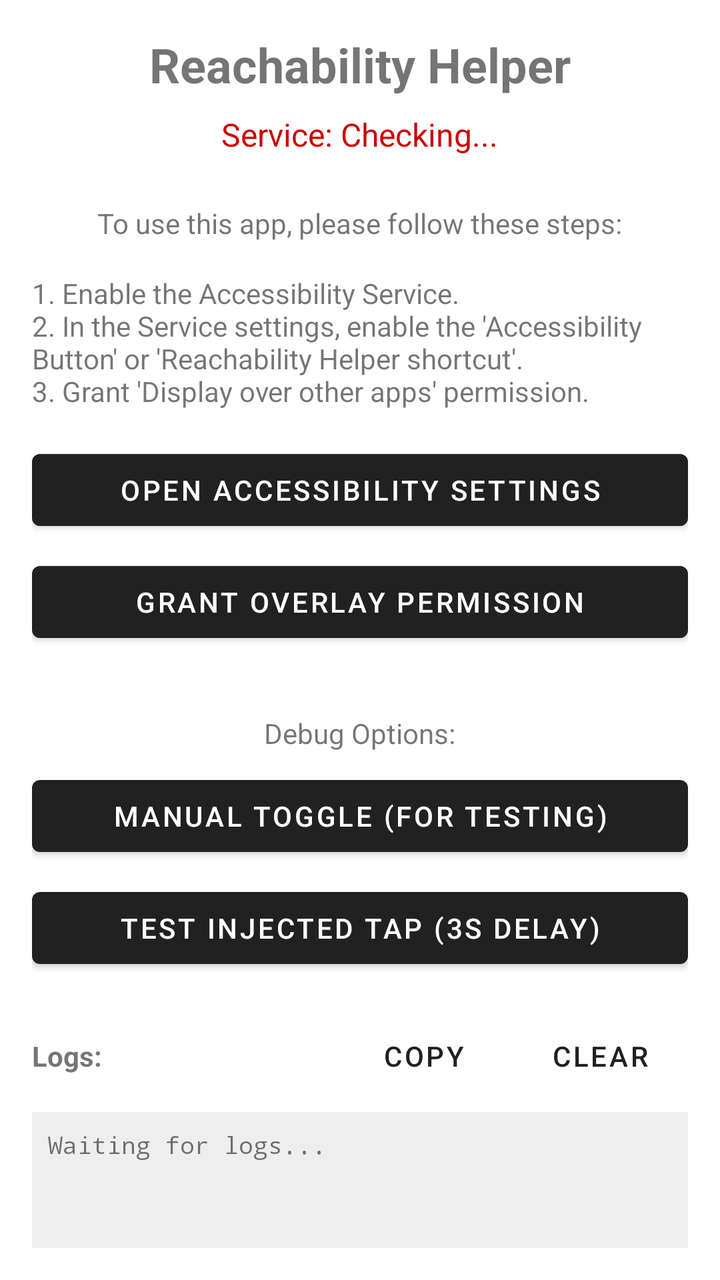
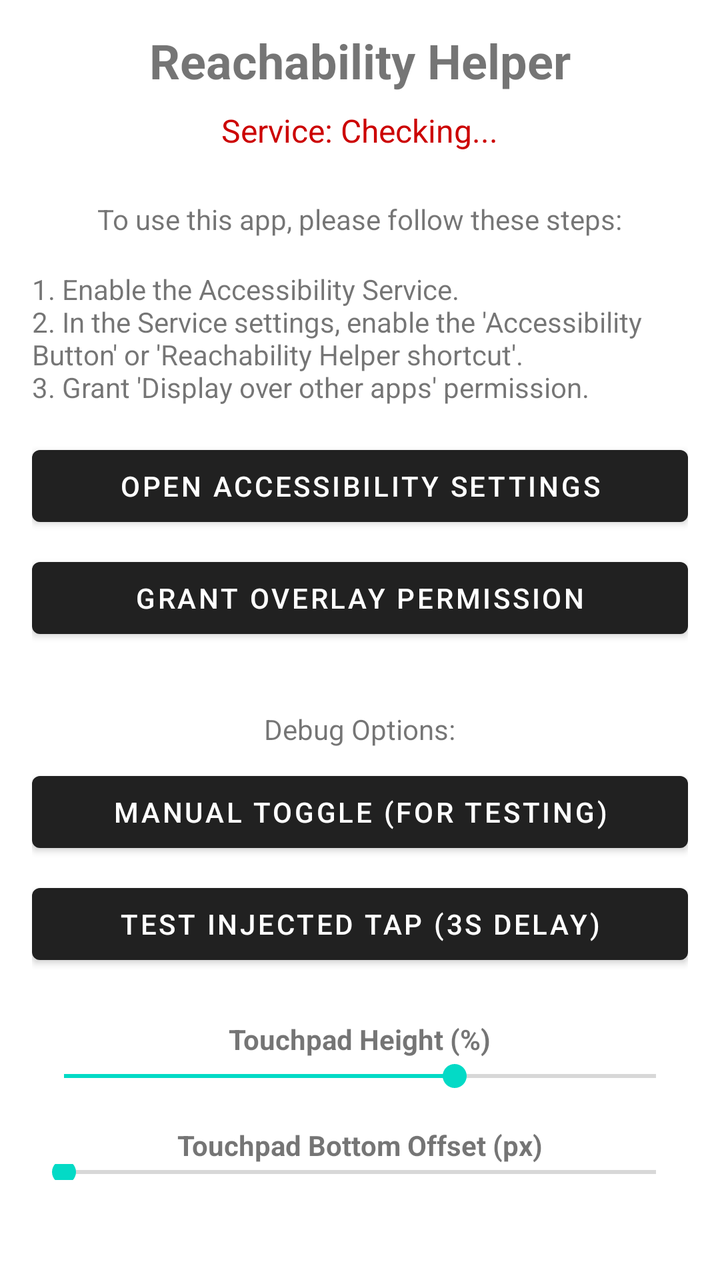

Before-and-after screenshots of an Android layout around one commit, followed by the original layout XML and the change that was made.
<!-- AndroidManifest.xml: application theme Theme.ReachabilityHelper -->
<!-- res/layout/activity_main.xml -->
<?xml version="1.0" encoding="utf-8"?>
<LinearLayout xmlns:android="http://schemas.android.com/apk/res/android"
    android:layout_width="match_parent"
    android:layout_height="match_parent"
    android:orientation="vertical"
    android:padding="16dp"
    android:gravity="center">

    <TextView
        android:layout_width="wrap_content"
        android:layout_height="wrap_content"
        android:text="Reachability Helper"
        android:textSize="24sp"
        android:textStyle="bold"
        android:layout_marginBottom="8dp"/>

    <TextView
        android:id="@+id/tv_service_status"
        android:layout_width="wrap_content"
        android:layout_height="wrap_content"
        android:text="Service: Checking..."
        android:textSize="16sp"
        android:layout_marginBottom="24dp"
        android:textColor="@android:color/holo_red_dark"/>

    <TextView
        android:layout_width="wrap_content"
        android:layout_height="wrap_content"
        android:text="To use this app, please follow these steps:"
        android:layout_marginBottom="16dp"
        android:textAlignment="center"/>

    <TextView
        android:layout_width="wrap_content"
        android:layout_height="wrap_content"
        android:text="1. Enable the Accessibility Service.\n2. In the Service settings, enable the 'Accessibility Button' or 'Reachability Helper shortcut'.\n3. Grant 'Display over other apps' permission."
        android:layout_marginBottom="16dp"
        android:textAlignment="viewStart"/>

    <Button
        android:id="@+id/btn_accessibility_settings"
        android:layout_width="match_parent"
        android:layout_height="wrap_content"
        android:text="Open Accessibility Settings"
        android:layout_marginBottom="8dp"/>

    <Button
        android:id="@+id/btn_overlay_settings"
        android:layout_width="match_parent"
        android:layout_height="wrap_content"
        android:text="Grant Overlay Permission"
        android:layout_marginBottom="32dp"/>

    <TextView
        android:layout_width="wrap_content"
        android:layout_height="wrap_content"
        android:text="Debug Options:"
        android:layout_marginBottom="8dp"/>

    <Button
        android:id="@+id/btn_toggle_service"
        android:layout_width="match_parent"
        android:layout_height="wrap_content"
        android:text="Manual Toggle (for testing)"
        android:layout_marginBottom="8dp"/>

    <Button
        android:id="@+id/btn_test_tap"
        android:layout_width="match_parent"
        android:layout_height="wrap_content"
        android:text="Test Injected Tap (3s delay)"
        android:layout_marginBottom="16dp"/>

    <LinearLayout
        android:layout_width="match_parent"
        android:layout_height="wrap_content"
        android:orientation="horizontal"
        android:gravity="center_vertical"
        android:layout_marginBottom="4dp">
        <TextView
            android:layout_width="0dp"
            android:layout_height="wrap_content"
            android:layout_weight="1"
            android:text="Logs:"
            android:textStyle="bold"/>
        <Button
            android:id="@+id/btn_copy_logs"
            android:layout_width="wrap_content"
            android:layout_height="wrap_content"
            android:text="Copy"
            style="@style/Widget.MaterialComponents.Button.TextButton"/>
        <Button
            android:id="@+id/btn_clear_logs"
            android:layout_width="wrap_content"
            android:layout_height="wrap_content"
            android:text="Clear"
            style="@style/Widget.MaterialComponents.Button.TextButton"/>
    </LinearLayout>

    <ScrollView
        android:layout_width="match_parent"
        android:layout_height="0dp"
        android:layout_weight="1"
        android:background="#EEEEEE"
        android:padding="8dp">
        <TextView
            android:id="@+id/tv_logs"
            android:layout_width="match_parent"
            android:layout_height="wrap_content"
            android:fontFamily="monospace"
            android:textSize="12sp"
            android:textIsSelectable="true"
            android:text="Waiting for logs..."/>
    </ScrollView>

</LinearLayout>
<!-- resources referenced by this layout -->
<resources>
  <style name="Theme.ReachabilityHelper" parent="Theme.MaterialComponents.DayNight.DarkActionBar" />
</resources>

<!-- the commit's change to res/layout/activity_main.xml (unified diff, before → after) -->
@@ -69,7 +69,33 @@
         android:layout_width="match_parent"
         android:layout_height="wrap_content"
         android:text="Test Injected Tap (3s delay)"
+        android:layout_marginBottom="24dp"/>
+
+    <TextView
+        android:layout_width="wrap_content"
+        android:layout_height="wrap_content"
+        android:text="Touchpad Height (%)"
+        android:textStyle="bold"/>
+    <SeekBar
+        android:id="@+id/sb_height"
+        android:layout_width="match_parent"
+        android:layout_height="wrap_content"
+        android:max="50"
+        android:progress="33"
         android:layout_marginBottom="16dp"/>
+
+    <TextView
+        android:layout_width="wrap_content"
+        android:layout_height="wrap_content"
+        android:text="Touchpad Bottom Offset (px)"
+        android:textStyle="bold"/>
+    <SeekBar
+        android:id="@+id/sb_offset"
+        android:layout_width="match_parent"
+        android:layout_height="wrap_content"
+        android:max="1000"
+        android:progress="0"
+        android:layout_marginBottom="32dp"/>
 
     <LinearLayout
         android:layout_width="match_parent"
